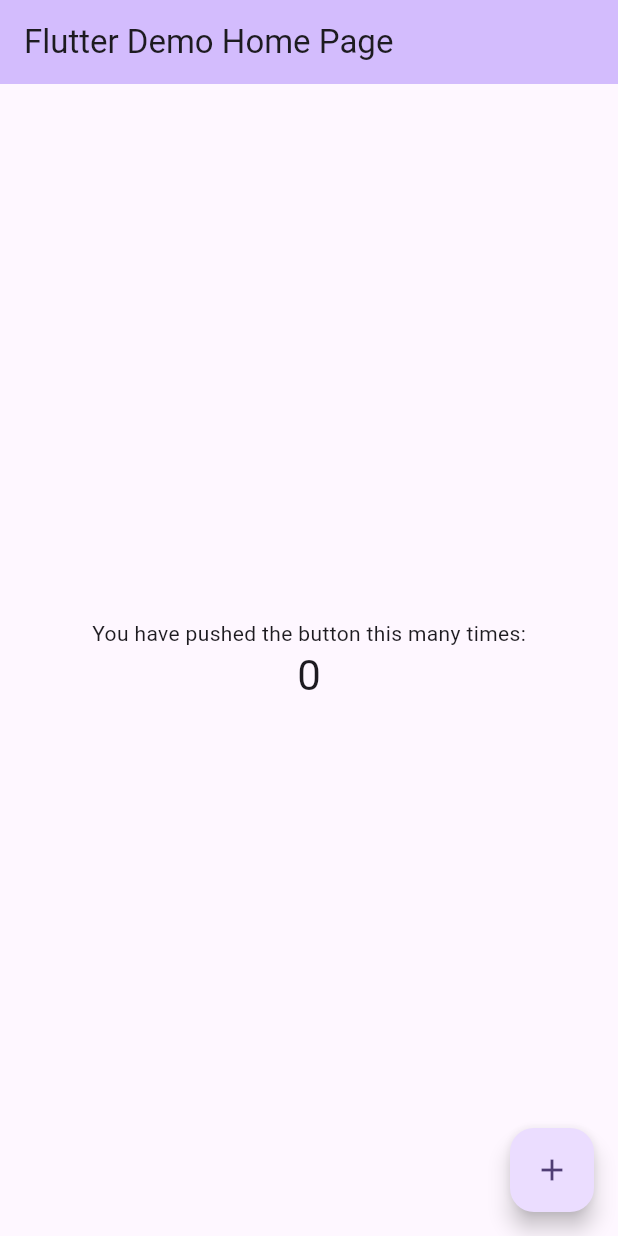
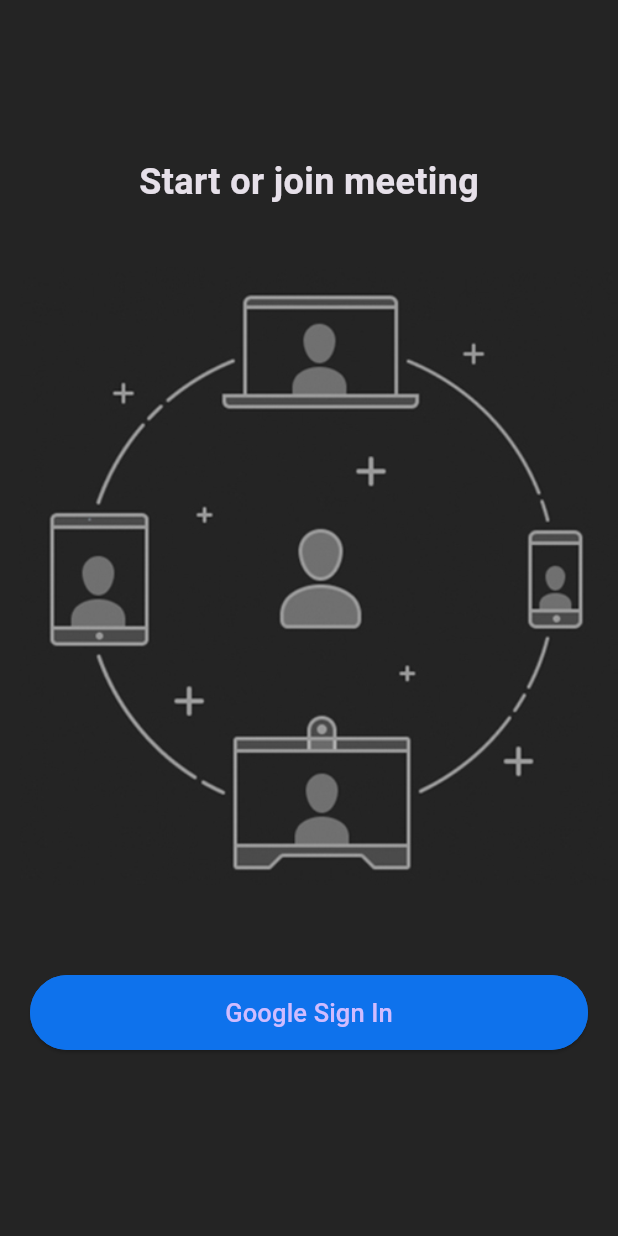
Before and after one commit to vlad821/Zoom_petproject, a Flutter app: the screen it shows after launch, on a phone screen of 412 x 824 dp. Run offline on Flutter 3.47's test engine with Material 3 defaults, Android fonts, the phone set to English and light mode, and no system bars; our stand-ins replace cloud_firestore, firebase_auth, firebase_core, google_sign_in; accounts and stored records are empty.

Commit message:
created sign in screen

```diff
--- a/lib/main.dart
+++ b/lib/main.dart
@@ -1,4 +1,6 @@
 import 'package:flutter/material.dart';
+import 'package:zoom/screens/login_screen.dart';
+import 'package:zoom/utils/colors.dart';
 
 void main() {
   runApp(const MyApp());
@@ -11,115 +13,15 @@ class MyApp extends StatelessWidget {
   @override
   Widget build(BuildContext context) {
     return MaterialApp(
-      title: 'Flutter Demo',
-      theme: ThemeData(
-        // This is the theme of your application.
-        //
-        // TRY THIS: Try running your application with "flutter run". You'll see
-        // the application has a purple toolbar. Then, without quitting the app,
-        // try changing the seedColor in the colorScheme below to Colors.green
-        // and then invoke "hot reload" (save your changes or press the "hot
-        // reload" button in a Flutter-supported IDE, or press "r" if you used
-        // the command line to start the app).
-        //
-        // Notice that the counter didn't reset back to zero; the application
-        // state is not lost during the reload. To reset the state, use hot
-        // restart instead.
-        //
-        // This works for code too, not just values: Most code changes can be
-        // tested with just a hot reload.
-        colorScheme: ColorScheme.fromSeed(seedColor: Colors.deepPurple),
-        useMaterial3: true,
+      debugShowCheckedModeBanner: false,
+      title: 'Zoom',
+      theme: ThemeData.dark().copyWith(
+        scaffoldBackgroundColor: backgroundColor,
       ),
-      home: const MyHomePage(title: 'Flutter Demo Home Page'),
+      routes: {
+        '/login': (context) => LoginScreen(),
+      },
+      home: LoginScreen(),
     );
   }
 }
-
-class MyHomePage extends StatefulWidget {
-  const MyHomePage({super.key, required this.title});
-
-  // This widget is the home page of your application. It is stateful, meaning
-  // that it has a State object (defined below) that contains fields that affect
-  // how it looks.
-
-  // This class is the configuration for the state. It holds the values (in this
-  // case the title) provided by the parent (in this case the App widget) and
-  // used by the build method of the State. Fields in a Widget subclass are
-  // always marked "final".
-
-  final String title;
-
-  @override
-  State<MyHomePage> createState() => _MyHomePageState();
-}
-
-class _MyHomePageState extends State<MyHomePage> {
-  int _counter = 0;
-
-  void _incrementCounter() {
-    setState(() {
-      // This call to setState tells the Flutter framework that something has
-      // changed in this State, which causes it to rerun the build method below
-      // so that the display can reflect the updated values. If we changed
-      // _counter without calling setState(), then the build method would not be
-      // called again, and so nothing would appear to happen.
-      _counter++;
-    });
-  }
-
-  @override
-  Widget build(BuildContext context) {
-    // This method is rerun every time setState is called, for instance as done
-    // by the _incrementCounter method above.
-    //
-    // The Flutter framework has been optimized to make rerunning build methods
-    // fast, so that you can just rebuild anything that needs updating rather
-    // than having to individually change instances of widgets.
-    return Scaffold(
-      appBar: AppBar(
-        // TRY THIS: Try changing the color here to a specific color (to
-        // Colors.amber, perhaps?) and trigger a hot reload to see the AppBar
-        // change color while the other colors stay the same.
-        backgroundColor: Theme.of(context).colorScheme.inversePrimary,
-        // Here we take the value from the MyHomePage object that was created by
-        // the App.build method, and use it to set our appbar title.
-        title: Text(widget.title),
-      ),
-      body: Center(
-        // Center is a layout widget. It takes a single child and positions it
-        // in the middle of the parent.
-        child: Column(
-          // Column is also a layout widget. It takes a list of children and
-          // arranges them vertically. By default, it sizes itself to fit its
-          // children horizontally, and tries to be as tall as its parent.
-          //
-          // Column has various properties to control how it sizes itself and
-          // how it positions its children. Here we use mainAxisAlignment to
-          // center the children vertically; the main axis here is the vertical
-          // axis because Columns are vertical (the cross axis would be
-          // horizontal).
-          //
-          // TRY THIS: Invoke "debug painting" (choose the "Toggle Debug Paint"
-          // action in the IDE, or press "p" in the console), to see the
-          // wireframe for each widget.
-          mainAxisAlignment: MainAxisAlignment.center,
-          children: <Widget>[
-            const Text(
-              'You have pushed the button this many times:',
-            ),
-            Text(
-              '$_counter',
-              style: Theme.of(context).textTheme.headlineMedium,
-            ),
-          ],
-        ),
-      ),
-      floatingActionButton: FloatingActionButton(
-        onPressed: _incrementCounter,
-        tooltip: 'Increment',
-        child: const Icon(Icons.add),
-      ), // This trailing comma makes auto-formatting nicer for build methods.
-    );
-  }
-}
--- /dev/null
+++ b/lib/screens/login_screen.dart
@@ -0,0 +1,43 @@
+import 'package:flutter/material.dart';
+import 'package:zoom/widgets/custom_button.dart';
+
+class LoginScreen extends StatefulWidget {
+  const LoginScreen({super.key});
+
+  @override
+  State<LoginScreen> createState() => _LoginScreenState();
+}
+
+class _LoginScreenState extends State<LoginScreen> {
+  @override
+  Widget build(BuildContext context) {
+    return Scaffold(
+      body: SafeArea(
+        child: Center(
+          child: Column(
+            mainAxisAlignment: MainAxisAlignment.center,
+            crossAxisAlignment: CrossAxisAlignment.center,
+            children: [
+              Text(
+                'Start or join meeting',
+                style: TextStyle(
+                  fontSize: 24,
+                  fontWeight: FontWeight.bold,
+                ),
+              ),
+              Padding(
+                padding: const EdgeInsets.symmetric(vertical:40.0),
+                child: Image.asset('assets/images/onboarding.jpg'),
+              ),
+              CustomButton(text: 'Google Sign In',onPressed: (){
+
+
+
+              },)
+            ],
+          ),
+        ),
+      ),
+    );
+  }
+}
--- /dev/null
+++ b/lib/utils/colors.dart
@@ -0,0 +1,6 @@
+import 'package:flutter/material.dart';
+
+const backgroundColor = Color.fromRGBO(36, 36, 36, 1);
+const buttonColor = Color.fromRGBO(14, 114, 236, 1);
+const footerColor = Color.fromRGBO(26, 26, 26, 1);
+const secondaryBackgroundColor = Color.fromRGBO(46, 46, 46, 1);
--- /dev/null
+++ b/lib/widgets/custom_button.dart
@@ -0,0 +1,25 @@
+import 'package:flutter/material.dart';
+import 'package:zoom/utils/colors.dart';
+
+class CustomButton extends StatelessWidget {
+  final String text;
+  final VoidCallback onPressed;
+  const CustomButton({super.key, required this.text, required this.onPressed});
+
+  @override
+  Widget build(BuildContext context) {
+    return Padding(
+      padding: const EdgeInsets.all(20.0),
+      child: ElevatedButton(
+        onPressed: onPressed,
+        style: ElevatedButton.styleFrom(
+            backgroundColor: buttonColor,
+            minimumSize: const Size(double.infinity, 50),
+            shape: RoundedRectangleBorder(
+                borderRadius: BorderRadius.circular(30),
+                side: BorderSide(color: buttonColor))),
+        child: Text(text, style: const TextStyle(fontSize: 17)),
+      ),
+    );
+  }
+}
```
Also changed, not shown: lib/resources/auth_method.dart (added, +31 -0 lines), pubspec.yaml (+6 -2 lines), assets/images/onboarding.jpg (added), lib/firebase_options.dart (added), pubspec.lock, 4 other files.
